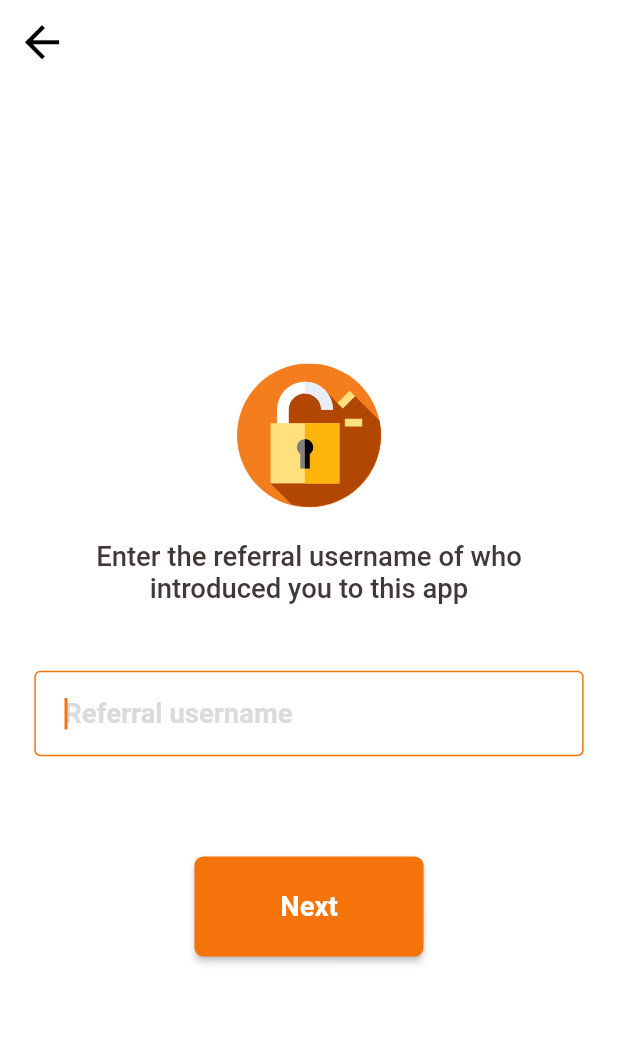
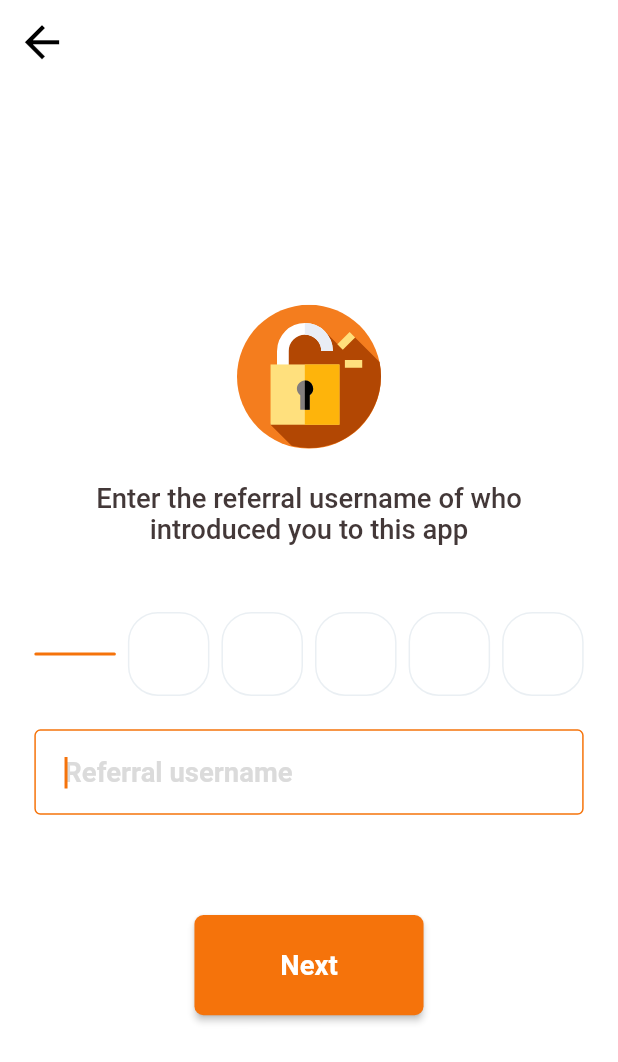
Before and after one commit to mimi-tech/suremove_logistics_app, a Flutter app: the RegistrationScreen2 screen opened directly, on a phone screen of 412 x 824 dp. Shown: the top 1062 px of the screen. Run offline on Flutter 3.47's test engine with Material 2 defaults, Android fonts, the phone set to English and light mode, and no system bars; drawn by our look-alikes of pinput; our stand-ins replace country_code_picker, flutter_screenutil, flutter_svg, google_fonts; Roboto replaces fonts that are missing (Oxanium).

Commit message:
Added txn screen

```diff
--- a/lib/Views/Authentication/Registration/screen_2.dart
+++ b/lib/Views/Authentication/Registration/screen_2.dart
@@ -1,5 +1,6 @@
 import 'package:flutter/material.dart';
 import 'package:flutter_svg/flutter_svg.dart';
+import 'package:pinput/pinput.dart';
 import 'package:sure_move/Commons/colors.dart';
 import 'package:sure_move/Commons/constants.dart';
 import 'package:sure_move/Commons/dimens.dart';
@@ -21,7 +22,47 @@ class _RegistrationScreen2State extends State<RegistrationScreen2> {
   final GlobalKey<FormState> _formKey = GlobalKey<FormState>();
   String? referral;
   Gender _gender = Gender.male;
+  final TextEditingController _pinPutController = TextEditingController();
+  final FocusNode _pinPutFocusNode = FocusNode();
+  final defaultPinTheme = PinTheme(
+    width: 56,
+    height: 56,
+    textStyle: const TextStyle(fontSize: 20, color:kTextColor, fontWeight: FontWeight.w600),
 
+    decoration: BoxDecoration(
+      border: Border.all(color: const Color.fromRGBO(234, 239, 243, 1)),
+      borderRadius: BorderRadius.circular(20),
+    ),
+  );
+
+  Widget animatingBorders() {
+
+    return Pinput(
+
+      autofocus: true,
+      //validator: Variables.validatePin,
+      obscureText: true,
+      obscuringCharacter: "*",
+      keyboardType:TextInputType.number,
+      length: 6,
+      focusNode: _pinPutFocusNode,
+      controller: _pinPutController,
+      defaultPinTheme: defaultPinTheme,
+      focusedPinTheme: PinTheme(
+        decoration: BoxDecoration(
+          border: Border.all(color: kOrangeColor),
+          borderRadius: BorderRadius.circular(8),
+        )
+      ),
+      submittedPinTheme: PinTheme(
+        decoration: BoxDecoration(
+          border: Border.all(color: kGreen),
+          borderRadius: BorderRadius.circular(8),
+        )
+      ),
+      pinAnimationType: PinAnimationType.slide,
+    );
+  }
   @override
   Widget build(BuildContext context) {
     return Scaffold(
@@ -43,7 +84,8 @@ class _RegistrationScreen2State extends State<RegistrationScreen2> {
                       crossAxisAlignment:CrossAxisAlignment.start,
                       children: [
                         spacing(),
-
+                        animatingBorders(),
+                        spacing(),
                         TextFormField(
                           controller: _referral,
                           autocorrect: true,
```
Also changed, not shown: 1 other file.
